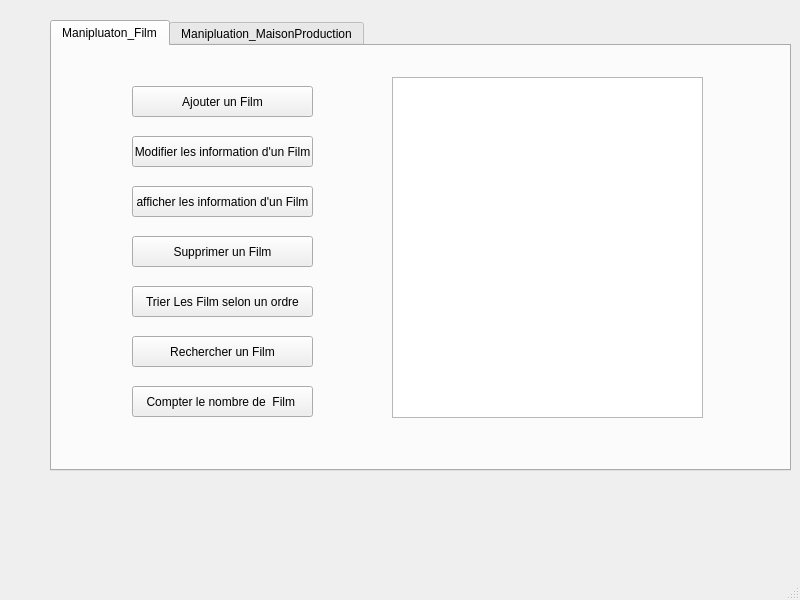
seif-el-islem-bensib/Smart_Cinema, file mainwindow.ui: the form before one commit.
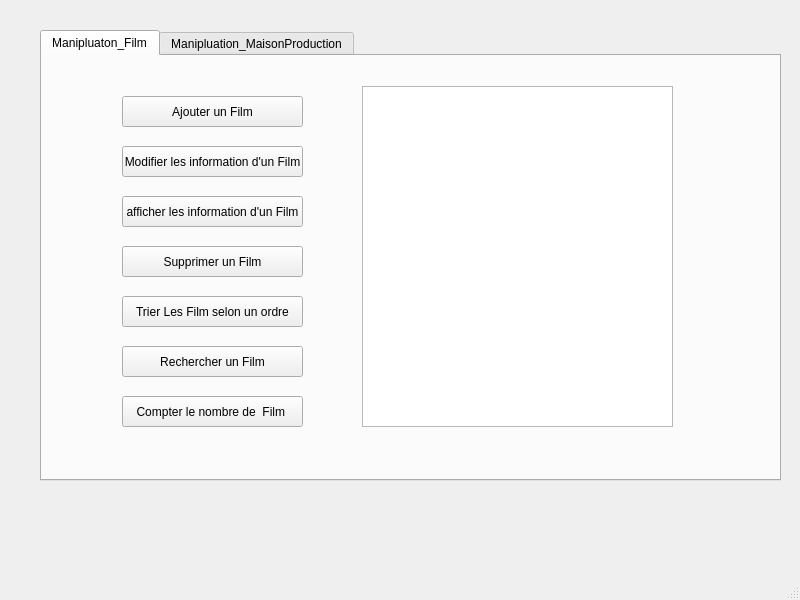
The form after the commit.

Diff of the .ui file:
```diff
--- a/mainwindow.ui
+++ b/mainwindow.ui
@@ -13,12 +13,15 @@
   <property name="windowTitle">
    <string>MainWindow</string>
   </property>
+  <property name="styleSheet">
+   <string notr="true"/>
+  </property>
   <widget class="QWidget" name="centralwidget">
    <widget class="QTabWidget" name="Main">
     <property name="geometry">
      <rect>
-      <x>50</x>
-      <y>20</y>
+      <x>40</x>
+      <y>30</y>
       <width>741</width>
       <height>451</height>
      </rect>
@@ -133,8 +136,8 @@
      <widget class="QTableView" name="tableView">
       <property name="geometry">
        <rect>
-        <x>340</x>
-        <y>31</y>
+        <x>320</x>
+        <y>30</y>
         <width>311</width>
         <height>341</height>
        </rect>
```
